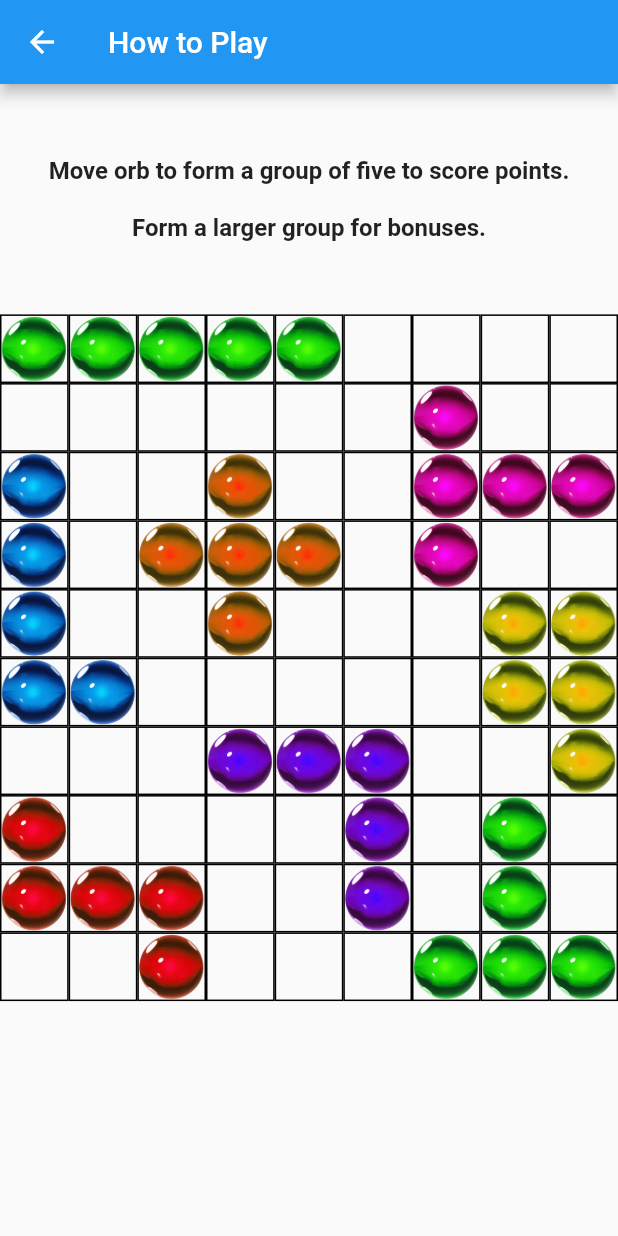
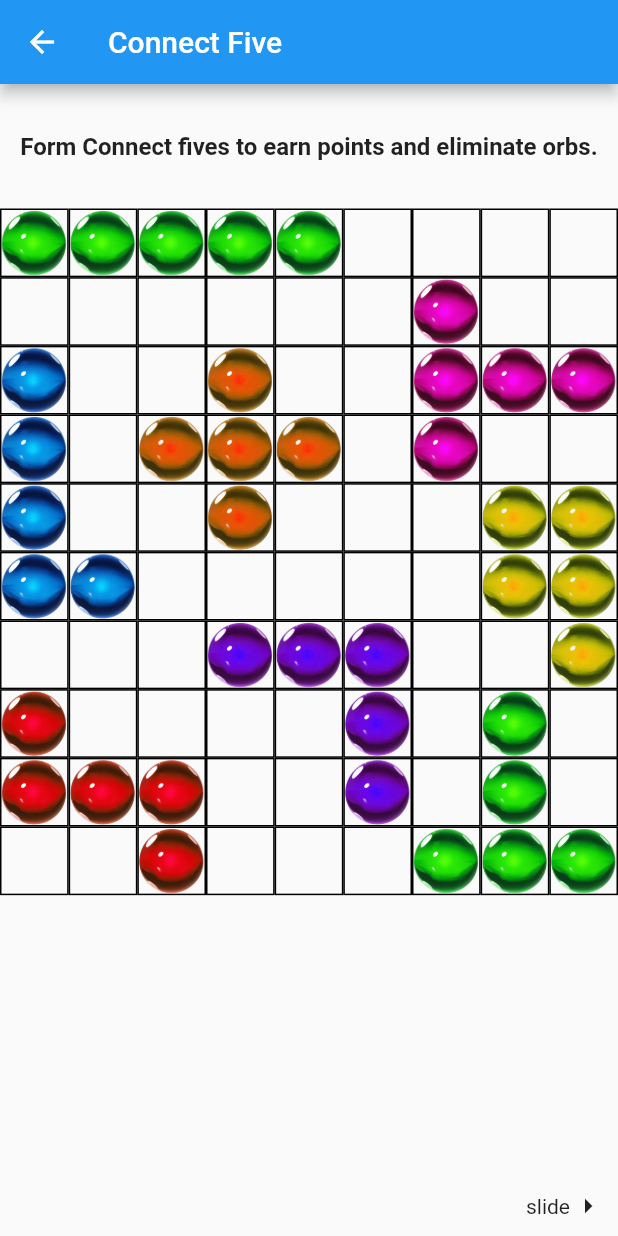
Before and after one commit to BigFlexLiu/connect-five, a Flutter app: the screen it shows after launch, after a tap on "How to play", on a phone screen of 412 x 824 dp. Run offline on Flutter 3.47's test engine with Material 2 defaults, Android fonts, the phone set to English and light mode, and no system bars; our stand-ins replace audioplayers, shared_preferences.

Commit message:
Updated how to play guide.

```diff
--- a/lib/main.dart
+++ b/lib/main.dart
@@ -7,7 +7,6 @@ import 'package:flutter/material.dart';
 import 'package:provider/provider.dart';
 
 import 'bloc/leaderboard.dart';
-import 'constant.dart';
 
 void main() {
   runApp(const MyApp());
--- /dev/null
+++ b/lib/screens/guide/connect_five.dart
@@ -0,0 +1,67 @@
+import 'package:flutter/material.dart';
+
+import '../../constant.dart';
+
+class ConnectFiveGuide extends StatelessWidget {
+  const ConnectFiveGuide({super.key});
+
+  @override
+  Widget build(BuildContext context) {
+    return Scaffold(
+      appBar: AppBar(
+        title: const Text('Connect Five'),
+      ),
+      body: Column(
+        crossAxisAlignment: CrossAxisAlignment.start,
+        children: <Widget>[
+          const SizedBox(height: 32.0),
+          const Center(
+            child: Text(
+              "Form Connect fives to earn points and eliminate orbs.",
+              style: TextStyle(fontWeight: FontWeight.bold, fontSize: 16),
+              textAlign: TextAlign.center,
+            ),
+          ),
+          const SizedBox(height: 32.0),
+          Flexible(
+            child: GridView.builder(
+                physics: const NeverScrollableScrollPhysics(),
+                itemCount: sample.length * sample[0].length,
+                gridDelegate: SliverGridDelegateWithFixedCrossAxisCount(
+                  crossAxisCount: sample.length,
+                ),
+                itemBuilder: (BuildContext context, int index) {
+                  final int x = index % sample.length;
+                  final int y = index ~/ sample.length;
+
+                  final image =
+                      sample[x][y] != null ? images[sample[x][y]] : null;
+
+                  // Define the child for the Container based on whether there's an image or not
+                  final containerChild = (image != null)
+                      ? Image(image: AssetImage(image), fit: BoxFit.contain)
+                      : null;
+                  // Return the Container
+                  return Container(
+                    decoration: BoxDecoration(
+                      border: Border.all(),
+                    ),
+                    child: containerChild,
+                  );
+                }),
+          ),
+          const Padding(
+            padding: EdgeInsets.all(8.0),
+            child: Row(
+              mainAxisAlignment: MainAxisAlignment.end,
+              children: [
+                Text("slide"),
+                Icon(Icons.arrow_right),
+              ],
+            ),
+          )
+        ],
+      ),
+    );
+  }
+}
--- a/lib/screens/how_to.dart
+++ b/lib/screens/how_to.dart
@@ -1,76 +1,31 @@
+import 'package:connect_five/screens/guide/bonuses_guide.dart';
+import 'package:connect_five/screens/guide/good_luck.dart';
+import 'package:connect_five/screens/guide/orb_generation_guide.dart';
+import 'package:connect_five/screens/guide/top_bar_guide.dart';
 import 'package:flutter/material.dart';
 
-import '../constant.dart';
+import 'guide/connect_five.dart';
+import 'guide/move_guide.dart';
 
+// A horizontal scrolling list of tutorial pages
 class HowToPage extends StatelessWidget {
   const HowToPage({super.key});
 
   @override
   Widget build(BuildContext context) {
-    return Scaffold(
-      appBar: AppBar(
-        title: const Text('How to Play'),
-      ),
-      body: Column(
-        crossAxisAlignment: CrossAxisAlignment.start,
-        children: <Widget>[
-          Flexible(
-            flex: 1,
-            child: Container(), // Spacer equivalent.
-          ),
-          const Flexible(
-            flex: 1,
-            child: Center(
-              child: Text(
-                "Move orb to form a group of five to score points.",
-                style: TextStyle(fontWeight: FontWeight.bold, fontSize: 16),
-                textAlign: TextAlign.center,
-              ),
-            ),
-          ),
-          const Flexible(
-            flex: 1,
-            child: Center(
-              child: Text(
-                "Form a larger group for bonuses.",
-                style: TextStyle(fontWeight: FontWeight.bold, fontSize: 16),
-                textAlign: TextAlign.center,
-              ),
-            ),
-          ),
-          Flexible(
-            flex: 1,
-            child: Container(), // Spacer equivalent.
-          ),
-          Flexible(
-              flex: 16,
-              child: GridView.builder(
-                  physics: const NeverScrollableScrollPhysics(),
-                  itemCount: sample.length * sample[0].length,
-                  gridDelegate: SliverGridDelegateWithFixedCrossAxisCount(
-                    crossAxisCount: sample.length,
-                  ),
-                  itemBuilder: (BuildContext context, int index) {
-                    final int x = index % sample.length;
-                    final int y = index ~/ sample.length;
-
-                    final image =
-                        sample[x][y] != null ? images[sample[x][y]] : null;
-
-                    // Define the child for the Container based on whether there's an image or not
-                    final containerChild = (image != null)
-                        ? Image(image: AssetImage(image), fit: BoxFit.contain)
-                        : null;
-                    // Return the Container
-                    return Container(
-                      decoration: BoxDecoration(
-                        border: Border.all(),
-                      ),
-                      child: containerChild,
-                    );
-                  })),
-        ],
-      ),
+    final PageController controller = PageController();
+    return PageView(
+      /// [PageView.scrollDirection] defaults to [Axis.horizontal].
+      /// Use [Axis.vertical] to scroll vertically.
+      controller: controller,
+      children: const <Widget>[
+        Center(child: ConnectFiveGuide()),
+        Center(child: MoveGuide()),
+        Center(child: TopBarGuide()),
+        Center(child: OrbGenerationGuide()),
+        Center(child: BonusesGuide()),
+        Center(child: GoodLuckGuide()),
+      ],
     );
   }
 }
--- a/lib/screens/new_high_score_screen.dart
+++ b/lib/screens/new_high_score_screen.dart
@@ -31,7 +31,7 @@ class _CongratulationScreenState extends State<CongratulationScreen> {
         mainAxisAlignment: MainAxisAlignment.center,
         children: <Widget>[
           const Text(
-            'You made it onto the leaderboard!',
+            'Congratulations! You made it onto the leaderboard!',
             style: TextStyle(fontSize: 24.0),
           ),
           const SizedBox(height: 24.0),
--- a/pubspec.yaml
+++ b/pubspec.yaml
@@ -77,6 +77,8 @@ flutter:
   #   - assets/
   assets:
     - assets/
+    - assets/icons/
+    - assets/howto/
   #   - images/a_dot_ham.jpeg
 
   # An image asset can refer to one or more resolution-specific "variants", see
```
Also changed, not shown: lib/bloc/game_data.dart (+6 -6 lines), lib/screens/game_screen.dart (+20 -3 lines), lib/screens/guide/bonuses_guide.dart (added, +99 -0 lines), lib/screens/guide/good_luck.dart (added, +22 -0 lines), lib/screens/guide/move_guide.dart (added, +52 -0 lines), lib/screens/guide/orb_generation_guide.dart (added, +34 -0 lines), lib/screens/guide/top_bar_guide.dart (added, +62 -0 lines), lib/util/circle_painter.dart (+3 -4 lines), assets/howto/generation.png (added), assets/howto/move.png (added), assets/howto/topbar.png (added), pubspec.lock, 2 other files.
